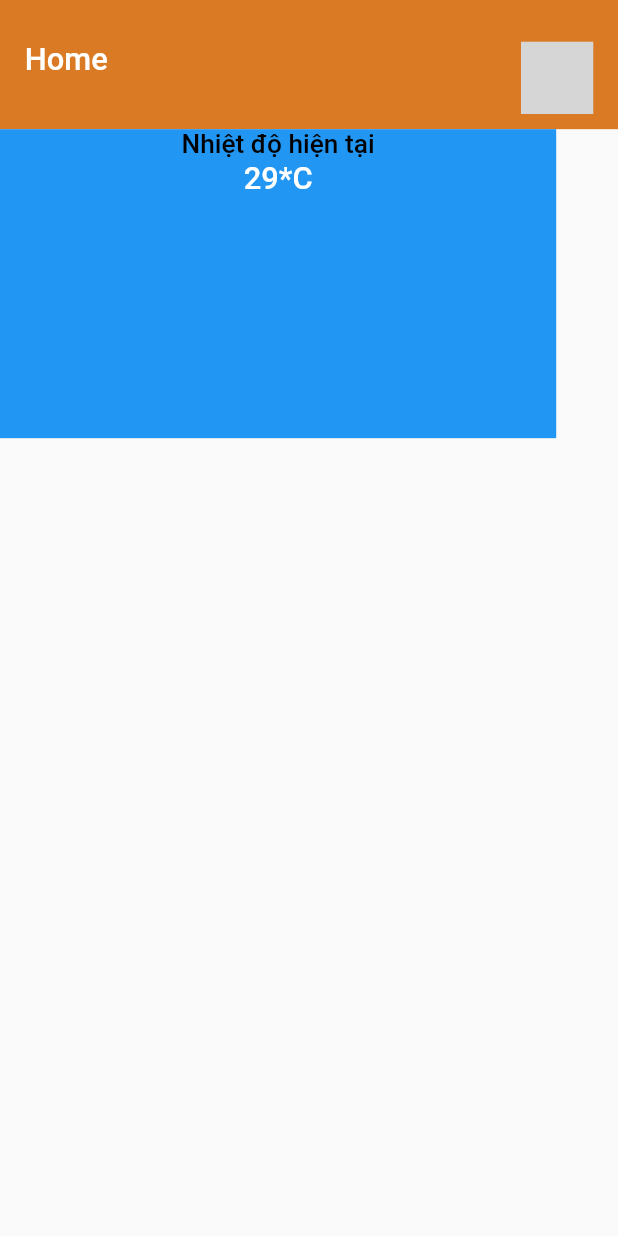
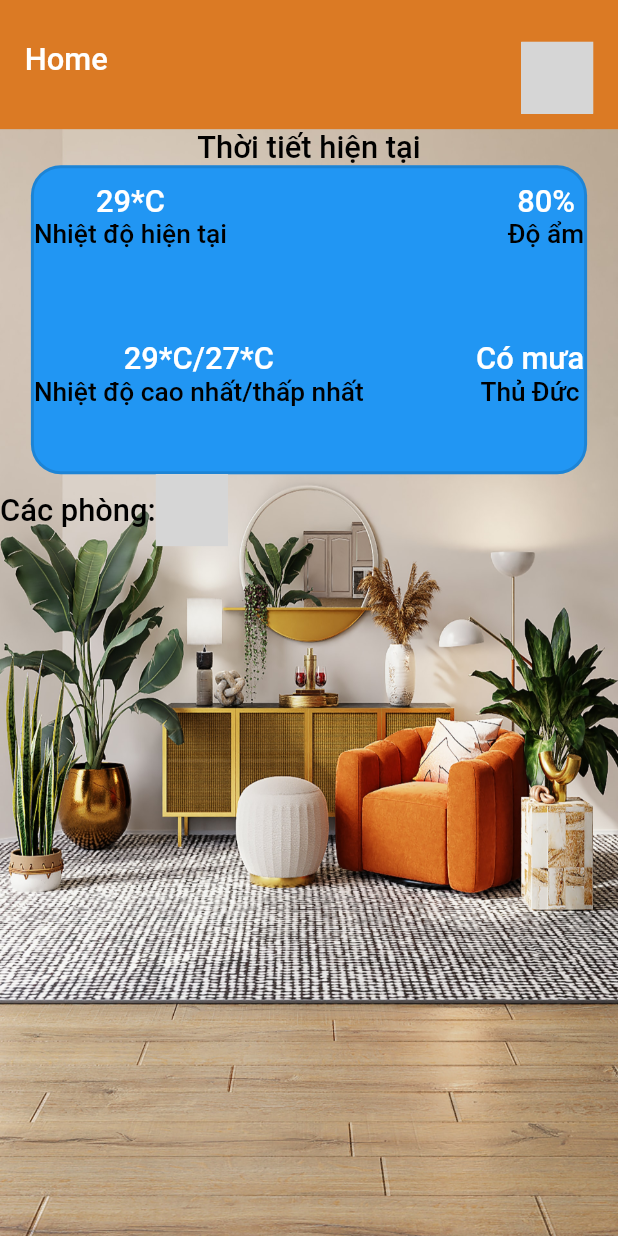
Before and after one commit to anhtuanpham0706/smart_home_iot, a Flutter app: the HomePageUI widget shown alone on an empty page, opened directly with empty values, on a phone screen of 412 x 824 dp. Run offline on Flutter 3.47's test engine with Material 2 defaults, Android fonts, the phone set to English and light mode, and no system bars; our stand-ins replace carousel_slider, firebase_auth, flutter_screenutil, shared_preferences; missing offline and left inert: core_advn; accounts and stored records are empty; grey boxes are pictures that could not be loaded.

Commit message:
update 17

```diff
--- /dev/null
+++ b/lib/common/model/device.dart
@@ -0,0 +1,23 @@
+class Device {
+  String name;
+  String image;
+  String button;
+  int state;
+  Device({required this.name,required this.image,required this.state,required this.button});
+
+
+
+
+  Device.fromJson(Map<dynamic, dynamic> json)
+      : name = json['name'] as String,
+        image = json['image'] as String,
+        button = json['button'] as String,
+        state = json['state'] as int;
+
+  Map<dynamic, dynamic> toJson() => <dynamic, dynamic>{
+    'name': name,
+    'image': image,
+    'button': button,
+    'state': state
+  };
+}
--- a/lib/features/home/ui/home_page_ui.dart
+++ b/lib/features/home/ui/home_page_ui.dart
@@ -19,7 +19,14 @@ class HomePageUI extends StatelessWidget {
 
   @override
   Widget build(BuildContext context) {
-        return Column(crossAxisAlignment: CrossAxisAlignment.start, children: [
+        return Stack(
+          children: [
+            SizedBox(width: 1.sw, height: 1.sh, child:
+            Image.asset('assets/images/theme/ic_livingroom3.png', fit: BoxFit.fill)
+            ),
+            Column(crossAxisAlignment: CrossAxisAlignment.center,
+                mainAxisAlignment: MainAxisAlignment.start,
+                children: [
                   Container(padding: EdgeInsets.fromLTRB(16.sp, ScreenUtil().statusBarHeight + 27.sp, 16.sp, 10.sp),
                       color: SmartHomeStyle.primaryColor,
                       child: Row(mainAxisAlignment: MainAxisAlignment.end, crossAxisAlignment: CrossAxisAlignment.start, children: [
@@ -30,31 +37,97 @@ class HomePageUI extends StatelessWidget {
                               width: 22.sp, height: 22.sp, padding: 3.sp, color: Colors.white)
                         ])
                       ])),
+                  TextCustom('Thời tiết hiện tại',
+                    size: 20.sp, weight: SmartHomeStyle.mediumWeight,color: Colors.black,),
                   Container(
-            color: Colors.blue,
+
                     width: 360.sp,
                     height: 200.sp,
+                    decoration: BoxDecoration(
+                        borderRadius: BorderRadius.all(const Radius.circular(20)),
+                        color: Colors.blue,
+                        border: Border.all(
+                          width: 2,
+                          color: Colors.black12,
+                        )
+                    ),
                     child: Column(
+                      children: [
+                        const SizedBox(
+                          height: 10,
+                        ),
+                        Row(
                           children: [
                             SizedBox(
                               child: Column(
                                 children: [
+                                  TextCustom('29*C',
+                                      size: 20.sp, weight: SmartHomeStyle.mediumWeight),
                                   TextCustom('Nhiệt độ hiện tại',
                                     size: 17.sp, weight: SmartHomeStyle.mediumWeight,color: Colors.black,),
-                      TextCustom('29*C',
-                          size: 20.sp, weight: SmartHomeStyle.mediumWeight),
-
                                 ],
                               ),
+                            ),
+                            Spacer(),
+                            SizedBox(
+                              child: Column(
+                                children: [
+                                  TextCustom('80%',
+                                      size: 20.sp, weight: SmartHomeStyle.mediumWeight),
+                                  TextCustom('Độ ẩm',
+                                    size: 17.sp, weight: SmartHomeStyle.mediumWeight,color: Colors.black,),
+                                ],
+                              ),
+                            ),
+                          ],
+                        ),
+                        const SizedBox(
+                          height: 60,
+                        ),
+                        Row(
+                          children: [
+                            SizedBox(
+                              child: Column(
+                                children: [
+                                  TextCustom('29*C/27*C',
+                                      size: 20.sp, weight: SmartHomeStyle.mediumWeight),
+                                  TextCustom('Nhiệt độ cao nhất/thấp nhất',
+                                    size: 17.sp, weight: SmartHomeStyle.mediumWeight,color: Colors.black,),
+                                ],
+                              ),
+                            ),
+                            Spacer(),
+                            SizedBox(
+                              child: Column(
+                                children: [
+                                  TextCustom('Có mưa',
+                                      size: 20.sp, weight: SmartHomeStyle.mediumWeight),
+                                  TextCustom('Thủ Đức',
+                                    size: 17.sp, weight: SmartHomeStyle.mediumWeight,color: Colors.black,),
+                                ],
+                              ),
+                            ),
+                          ],
                         )
 
 
                       ],
                     ),
                   ),
+                  Row(
+                    children: [
+                      TextCustom('Các phòng:',
+                        size: 20.sp, weight: SmartHomeStyle.mediumWeight,color: Colors.black,),
+                      IconAction(menuAction, 'assets/images/theme/ic_news.png',
+                          width: 22.sp, height: 22.sp, padding: 3.sp, color: Colors.white)
+                    ],
+                  ),
 
                   // Expanded(child: page)
-        ]);
+                ])
+          ],
+        );
 
   }
+
 }
```
Also changed, not shown: assets/images/theme/ic_bedroom1.png (added), assets/images/theme/ic_livingroom.png (added), assets/images/theme/ic_livingroom2.png (added), assets/images/theme/ic_livingroom3.png (added), assets/images/theme/ic_ourside1.png (added). Lines whose indentation alone changed are shown as unchanged.
